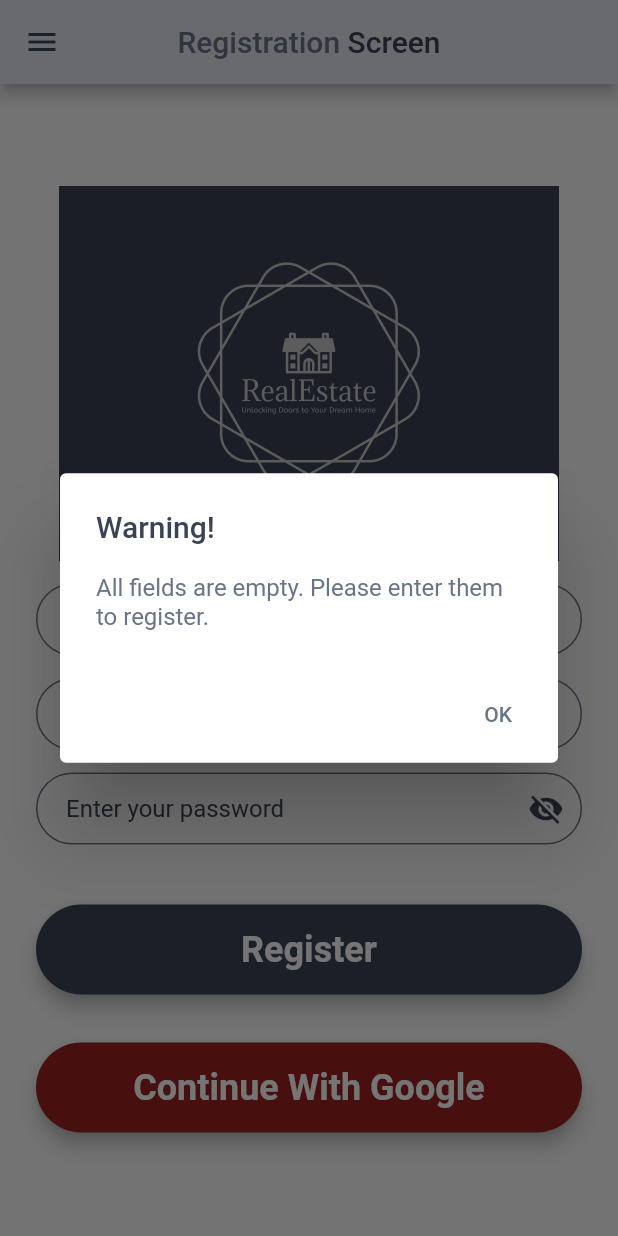
After one commit to aunshpatel/flutter-realestate, a Flutter app: the RegistrationScreen screen opened by its route, after a tap on "Register", on a phone screen of 412 x 824 dp. The commit adds this screen. Run offline on Flutter 3.47's test engine with Material 3 defaults, Android fonts, the phone set to English and light mode, and no system bars; our stand-ins replace firebase_core, firebase_storage, image_picker, shared_preferences; accounts and stored records are empty; network calls fail.

Commit message:
Registration page completed

```diff
--- a/lib/main.dart
+++ b/lib/main.dart
@@ -2,6 +2,7 @@ import 'package:firebase_core/firebase_core.dart';
 import 'package:flutter/material.dart';
 import 'package:realestate/view/login_screen.dart';
 import 'package:realestate/view/my_profile.dart';
+import 'package:realestate/view/registration_screen.dart';
 import 'package:shared_preferences/shared_preferences.dart';
 import 'api.dart';
 import 'consts.dart';
@@ -57,6 +58,7 @@ class _MyAppState extends State<MyApp> {
       routes: {
         '/main_screen':(context) => const MainScreen(),
         '/login_screen':(context) => const LoginScreen(),
+        '/registration_screen':(context) => const RegistrationScreen(),
         '/profile_page':(context) => const MyProfile(),
       },
     );
--- a/lib/models/user_model.dart
+++ b/lib/models/user_model.dart
@@ -6,6 +6,22 @@ class UserLogin {
 
   Map<String, dynamic> toJson() {
     return {
+      'email': email,
+      'password': password,
+    };
+  }
+}
+
+class UserRegister {
+  final String email;
+  final String password;
+  final String username;
+
+  UserRegister({required this.username, required this.email, required this.password});
+
+  Map<String, dynamic> toJson() {
+    return {
+      'username':username,
       'email': email,
       'password': password,
     };
--- a/lib/view/login_screen.dart
+++ b/lib/view/login_screen.dart
@@ -56,7 +56,7 @@ class _LoginScreenState extends State<LoginScreen> {
         backgroundColor: kBackgroundColor,
       ),
       body: Padding(
-        padding: const EdgeInsets.fromLTRB(24, 24,24, 0),
+        padding: const EdgeInsets.only(left:24.0,right:24.0),
         child: Column(
           mainAxisAlignment: MainAxisAlignment.center,
           crossAxisAlignment: CrossAxisAlignment.stretch,
--- /dev/null
+++ b/lib/view/registration_screen.dart
@@ -0,0 +1,258 @@
+import 'package:flutter/material.dart';
+import 'package:realestate/models/user_model.dart';
+import 'package:realestate/view/widgets/rounded_buttons.dart';
+import 'package:realestate/view/widgets/side_drawer.dart';
+
+import '../consts.dart';
+import '../controllers/user_controller.dart';
+class RegistrationScreen extends StatefulWidget {
+  const RegistrationScreen({super.key});
+
+  @override
+  State<RegistrationScreen> createState() => _RegistrationScreenState();
+}
+
+class _RegistrationScreenState extends State<RegistrationScreen> {
+  String email = '', pwd = '';
+  String loginEmailID = '', loginPassword = '';
+  bool showSpinner = false;
+  bool _passwordVisible = false;
+  TextEditingController emailController = TextEditingController();
+  TextEditingController usernameController = TextEditingController();
+  TextEditingController passwordController = TextEditingController();
+
+  @override
+  Widget build(BuildContext context) {
+    return Scaffold(
+      endDrawerEnableOpenDragGesture: false,
+      drawer: const SideDrawer(),
+      appBar: AppBar(
+        leading: Builder(
+          builder: (BuildContext context) {
+            return IconButton(
+              icon: const Icon(Icons.menu),
+              color: kDarkTitleColor,
+              onPressed: () {
+                Scaffold.of(context).openDrawer();
+              },
+              tooltip: MaterialLocalizations.of(context).openAppDrawerTooltip,
+            );
+          },
+        ),
+        actions: <Widget>[
+
+        ],
+        centerTitle: true,
+        title: const Wrap(
+          children: [
+            Text('Registration ', style:TextStyle(color: kLightTitleColor),),
+            Text('Screen', style:TextStyle(color: kDarkTitleColor),),
+          ],
+        ),
+        backgroundColor: kBackgroundColor,
+      ),
+      body: Padding(
+        padding: const EdgeInsets.only(left:24.0,right:24.0),
+        child: Column(
+          mainAxisAlignment: MainAxisAlignment.center,
+          crossAxisAlignment: CrossAxisAlignment.stretch,
+          children: <Widget>[
+            const SizedBox(
+              height: 15.0,
+            ),
+            Flexible(
+              child: HeroLogo(height:250,image:'images/realestate-high-resolution-logo.jpeg', tag:'photo'),
+            ),
+            const SizedBox(
+              height: 15.0,
+            ),
+            TextField(
+              controller: usernameController,
+              keyboardType: TextInputType.text,
+              onChanged:(value){
+                email = usernameController.text;
+              },
+              style: const TextStyle(color: kThemeBlueColor),
+              decoration: emailInputDecoration('Enter your username',),
+            ),
+            const SizedBox(
+              height: 15.0,
+            ),
+            TextField(
+              controller: emailController,
+              keyboardType: TextInputType.emailAddress,
+              onChanged:(value){
+                email = emailController.text;
+              },
+              style: const TextStyle(color: kThemeBlueColor),
+              decoration: emailInputDecoration('Enter your email',),
+            ),
+            const SizedBox(
+              height: 15.0,
+            ),
+            TextField(
+              controller: passwordController,
+              obscureText: _passwordVisible == false ? true : false,
+              onChanged:(value){
+                pwd = passwordController.text;
+              },
+              style: const TextStyle(color: kThemeBlueColor),
+              decoration: passwordInputDecoration(
+                  'Enter your password',
+                  _passwordVisible,
+                      (){
+                    setState(() {
+                      _passwordVisible = !_passwordVisible;
+                    });
+                  }
+              ),
+            ),
+            const SizedBox(
+              height: 24.0,
+            ),
+            RoundedButton(
+              colour:kDarkTitleColor,
+              title:'Register',
+              onPress:() async {
+                if(usernameController.text != '' && emailController.text != '' && passwordController.text != '') {
+                  try{
+                    final user = UserRegister(username: usernameController.text, email: emailController.text, password: passwordController.text);
+                    final success = await UserController.registerUser(user);
+                    if(success == 'success'){
+                      _registrationMessage();
+                    } else{
+                      print("success: $success");
+                      if(success.toString().contains("username_1 dup key")){
+                        _errorMessage("Username already exists!","Please enter a different username.");
+                      }
+                      else if(success.toString().contains("email_1 dup key")){
+                        _errorMessage("Email id already exists!", "Please enter a different email id or login using this one.");
+                      }
+                      print("Registration failed");
+                    }
+                    // _registrationMessage();
+                    print("success: $success");
+                  } catch(e){
+                    setState(() {
+                      showSpinner = false;
+                    });
+                    return _showMyDialog('Warning!','${e.toString()}');
+                  }
+                }
+                else if(passwordController.text.isEmpty && emailController.text.isNotEmpty && usernameController.text.isNotEmpty){
+                  _showMyDialog('Warning!','No password entered. Please enter the your password.');
+                }
+                else if(passwordController.text.isNotEmpty && emailController.text.isEmpty && usernameController.text.isNotEmpty){
+                  _showMyDialog('Warning!','No email id entered. Please enter your email id.');
+                }
+                else if(passwordController.text.isNotEmpty && emailController.text.isNotEmpty && usernameController.text.isEmpty){
+                  _showMyDialog('Warning!','No username entered. Please enter your email id.');
+                }
+                else if(emailController.text.isEmpty && passwordController.text.isEmpty && usernameController.text.isEmpty){
+                  _showMyDialog('Warning!','All fields are empty. Please enter them to register.');
+                }
+                else if(passwordController.text.isEmpty && emailController.text.isEmpty && usernameController.text.isNotEmpty){
+                  _showMyDialog('Warning!','No email id and password entered. Please enter your email id and password to register.');
+                }
+                else if(passwordController.text.isNotEmpty && emailController.text.isEmpty && usernameController.text.isEmpty){
+                  _showMyDialog('Warning!','No email id and username entered. Please enter your email id and username to register.');
+                }
+                else if(passwordController.text.isEmpty && emailController.text.isNotEmpty && usernameController.text.isEmpty){
+                  _showMyDialog('Warning!','No username and password entered. Please enter your username and password to register.');
+                }
+              },
+            ),
+            RoundedButton(
+                colour:kContinueWithGoogleButton,
+                title:'Continue With Google',
+                onPress:() async{}
+            ),
+          ],
+        ),
+      ),
+    );
+  }
+
+  Future<void> _showMyDialog(String title, String bodyText) async {
+    String AlertText = bodyText;
+    String AlertTitle = title;
+    return showDialog<void>(
+      context: context,
+      barrierDismissible: false,
+      builder: (BuildContext context) {
+        return AlertDialog(
+          title: Text(AlertTitle, style: TextStyle(color: kDarkTitleColor, fontSize: 20.0)),
+          content: SingleChildScrollView(
+            child: ListBody(
+              children: <Widget>[
+                Text(AlertText, style: TextStyle(color: kLightTitleColor)),
+              ],
+            ),
+          ),
+          actions: <Widget>[
+            TextButton(
+              child: const Text('OK', style: TextStyle(color: kLightTitleColor),),
+              onPressed: () {
+                Navigator.of(context).pop();
+              },
+            ),
+          ],
+        );
+      },
+    );
+  }
+
+  Future<void> _registrationMessage() async {
+    return showDialog<void>(
+      context: context,
+      barrierDismissible: false,
+      builder: (BuildContext context) {
+        return AlertDialog(
+          title: const Text('Registration Successful!', style: TextStyle(color: kDarkTitleColor, fontSize: 20.0)),
+          content: const SingleChildScrollView(
+            child: ListBody(
+              children: <Widget>[
+                Text('Congratulations! You have registered successfully and you can login now!', style: TextStyle(color: kLightTitleColor)),
+              ],
+            ),
+          ),
+          actions: <Widget>[
+            TextButton(
+              child: const Text('OK', style: TextStyle(color: kLightTitleColor),),
+              onPressed: () {
+                Navigator.pushNamed(context, '/login_screen');
+              },
+            ),
+          ],
+        );
+      },
+    );
+  }
+
+  Future<void> _errorMessage(String messageTitle, String messageBody) async {
+    return showDialog<void>(
+      context: context,
+      barrierDismissible: false,
+      builder: (BuildContext context) {
+        return AlertDialog(
+          title: Text(messageTitle, style: TextStyle(color: kDarkTitleColor, fontSize: 20.0)),
+          content: SingleChildScrollView(
+            child: ListBody(
+              children: <Widget>[
+                Text(messageBody, style: const TextStyle(color: kLightTitleColor)),
+              ],
+            ),
+          ),
+          actions: <Widget>[
+            TextButton(
+              child: const Text('OK', style: TextStyle(color: kLightTitleColor),),
+              onPressed: () {
+                Navigator.of(context).pop();
+              },
+            ),
+          ],
+        );
+      },
+    );
+  }
+}
--- a/lib/view/widgets/side_drawer.dart
+++ b/lib/view/widgets/side_drawer.dart
@@ -91,6 +91,26 @@ class _SideDrawerState extends State<SideDrawer> {
                   },
                 ),
               ) : SizedBox(),
+              isLoggedIn == false ? Container(
+                decoration: const BoxDecoration(
+                    border: Border(
+                        bottom: BorderSide(
+                          color: kBlackColor,
+                        )
+                    )
+                ),
+                child: ListTile(
+                  title: const Wrap(
+                    children: [
+                      Text('Regist', style:kSideMenuLightTextStyle),
+                      Text('ration', style:kSideMenuDarkTextStyle,),
+                    ],
+                  ),
+                  onTap: (){
+                    Navigator.pushNamed(context, '/registration_screen');
+                  },
+                ),
+              ) : SizedBox(),
             ],
           ),
         )
```
Also changed, not shown: lib/controllers/user_controller.dart (+20 -0 lines).
